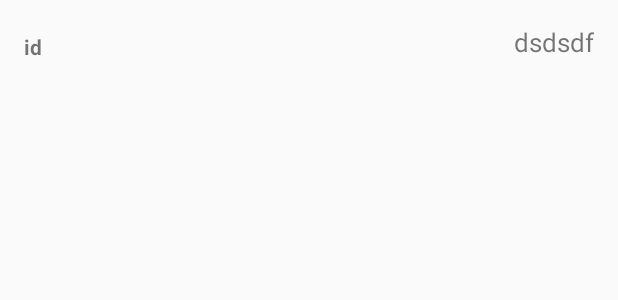
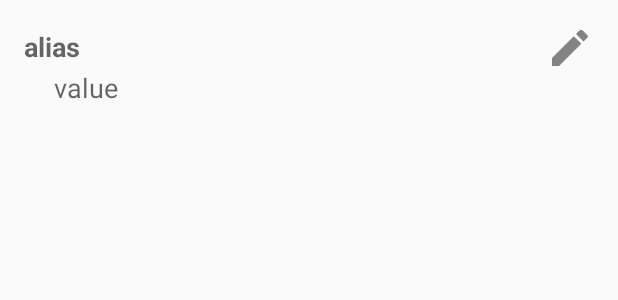
Before and after one commit to DITAGIS/HCM_TanHoa_QLSC_Android, an Android app: the layout item_viewmoreinfo.xml on its own in the app's theme, with its tools: preview values and no code run, on a phone screen of 412 x 824 dp. Shown: the top 300 px of the screen. Run offline under Robolectric (Android 15) with nearby library versions, the phone set to English and light mode, and no system bars.

Commit message:
hoan tat giao dien viewmoreinfo

```diff
--- a/app/src/main/res/layout/item_viewmoreinfo.xml
+++ b/app/src/main/res/layout/item_viewmoreinfo.xml
@@ -13,21 +13,39 @@
         android:layout_width="match_parent"
         android:layout_height="wrap_content">
 
+        <LinearLayout
+            android:layout_width="match_parent"
+            android:layout_height="wrap_content"
+            android:orientation="vertical">
+
             <TextView
-            android:id="@+id/txt_viewmoreinfo_id"
+                android:id="@+id/txt_viewmoreinfo_alias"
                 android:layout_width="318dp"
+                android:layout_height="30dp"
                 android:gravity="center_vertical"
-            android:layout_height="30dp"
-            android:text="id"
+                android:text="alias"
+                android:textAppearance="?android:attr/textAppearanceMedium"
+
                 android:textStyle="bold" />
 
             <TextView
                 android:id="@+id/txt_viewmoreinfo_value"
                 android:layout_width="wrap_content"
                 android:layout_height="wrap_content"
-            android:layout_gravity="end"
-            android:text="dsdsdf"
-            android:textSize="17sp" />
+                android:paddingLeft="20dp"
+                android:layout_gravity="center_vertical"
+                android:text="value"
+                android:textAppearance="?android:attr/textAppearanceMedium"
+                 />
+        </LinearLayout>
+
+        <ImageView
+            android:id="@+id/img_viewmoreinfo_edit"
+            android:src="@drawable/ic_edit"
+            android:layout_width="wrap_content"
+            android:layout_height="wrap_content"
+            android:layout_gravity="end" />
+
 
     </FrameLayout>
 
```
Also changed, not shown: app/src/main/java/qlsctanhoa/hcm/ditagis/com/qlsc/adapter/FeatureViewMoreInfoAdapter.java (+16 -12 lines), app/src/main/res/drawable-hdpi/ic_iedit.png (added), app/src/main/res/drawable-mdpi/ic_iedit.png (added), app/src/main/res/drawable-xhdpi/ic_iedit.png (added), app/src/main/res/drawable-xxhdpi/ic_iedit.png (added). Lines whose indentation alone changed are shown as unchanged.
